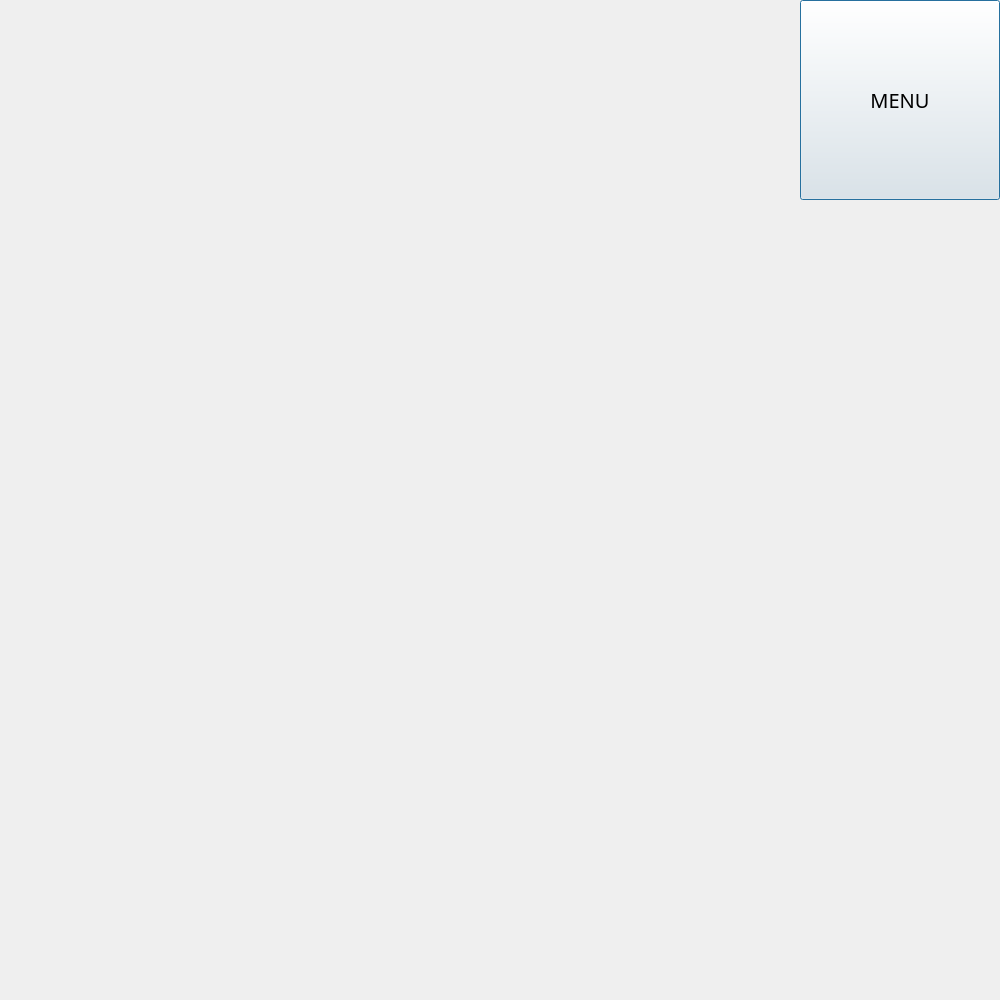
YEN-PO-CHEN/SOKOBAN, file level_2.ui: the form before one commit.
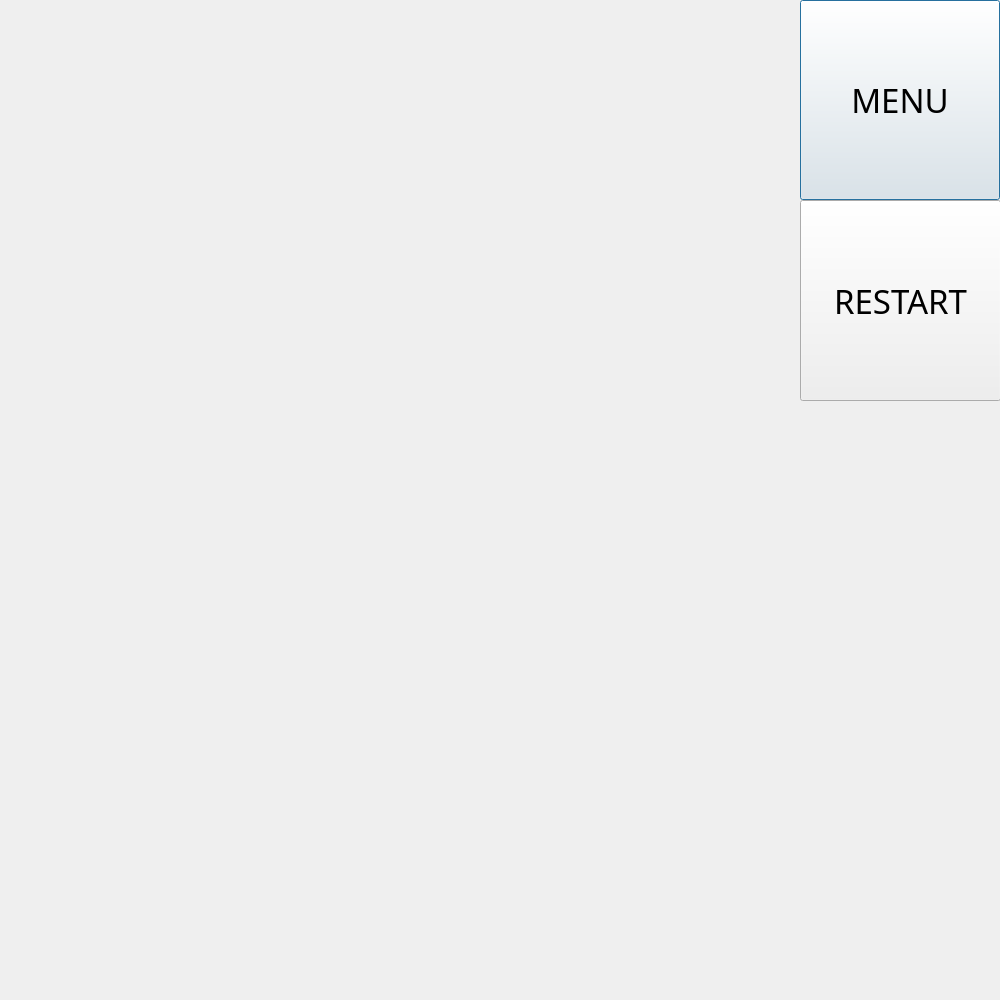
The form after the commit.

Patch:
```diff
--- a/level_2.ui
+++ b/level_2.ui
@@ -31,13 +31,32 @@
    <property name="font">
     <font>
      <family>SetoFont</family>
-     <pointsize>15</pointsize>
+     <pointsize>25</pointsize>
     </font>
    </property>
    <property name="text">
     <string>MENU</string>
    </property>
   </widget>
+  <widget class="QPushButton" name="restartButton">
+   <property name="geometry">
+    <rect>
+     <x>800</x>
+     <y>200</y>
+     <width>201</width>
+     <height>201</height>
+    </rect>
+   </property>
+   <property name="font">
+    <font>
+     <family>SetoFont</family>
+     <pointsize>25</pointsize>
+    </font>
+   </property>
+   <property name="text">
+    <string>RESTART</string>
+   </property>
+  </widget>
  </widget>
  <resources/>
  <connections/>
```
